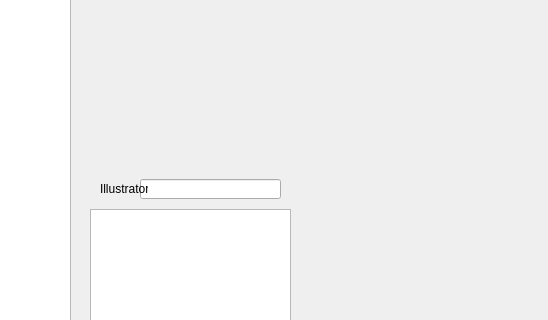
This is src/dialog/generaloverview.ui in wy19890204/Shuihusha as Qt 5 draws it before an edit; both pictures show x 360 to 908 and y 131 to 451 of the 908 by 611 pixel window. The edited form follows.
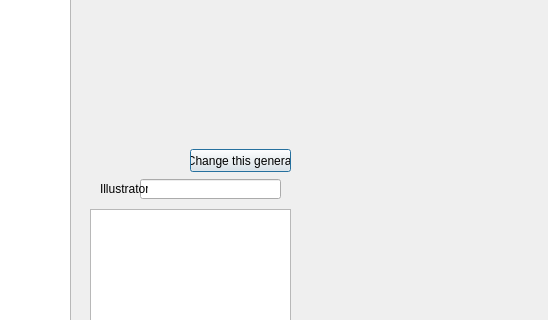
This is the edited form. Icons and pictures are not drawn.

Commit message: 加变身按钮

Patch:
```diff
--- a/src/dialog/generaloverview.ui
+++ b/src/dialog/generaloverview.ui
@@ -229,6 +229,19 @@
     <string>Illustrator</string>
    </property>
   </widget>
+  <widget class="QPushButton" name="changeGeneralButton">
+   <property name="geometry">
+    <rect>
+     <x>550</x>
+     <y>280</y>
+     <width>101</width>
+     <height>23</height>
+    </rect>
+   </property>
+   <property name="text">
+    <string>Change this general</string>
+   </property>
+  </widget>
  </widget>
  <resources/>
  <connections/>
```
The commit also changes 4 other files.
